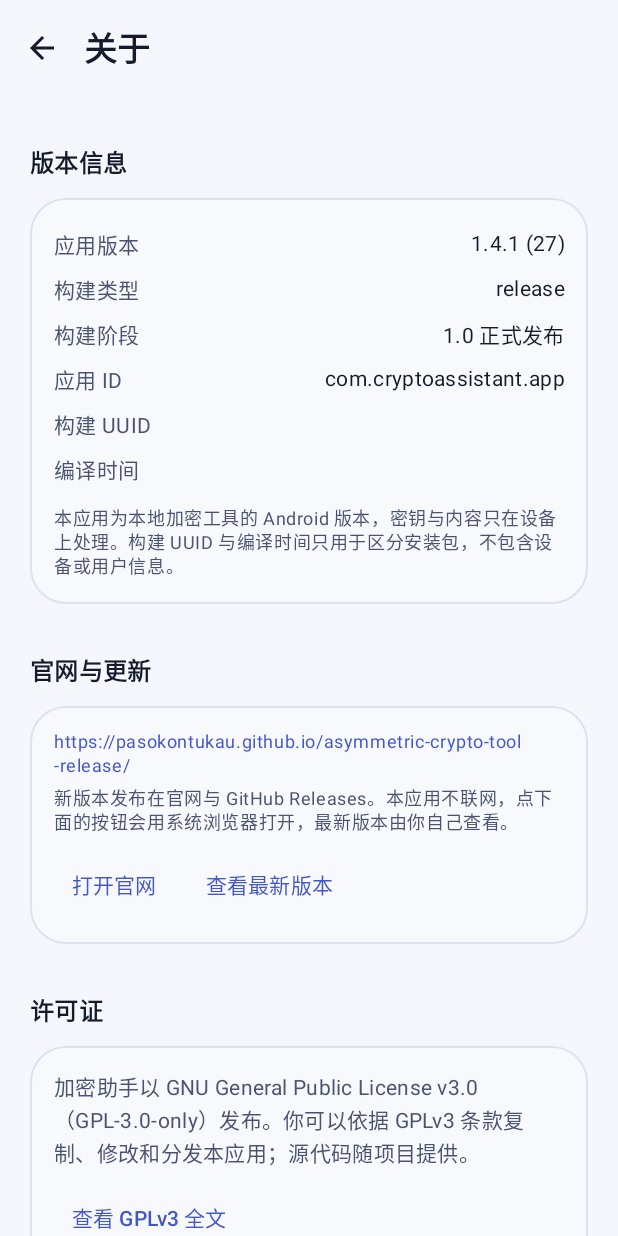
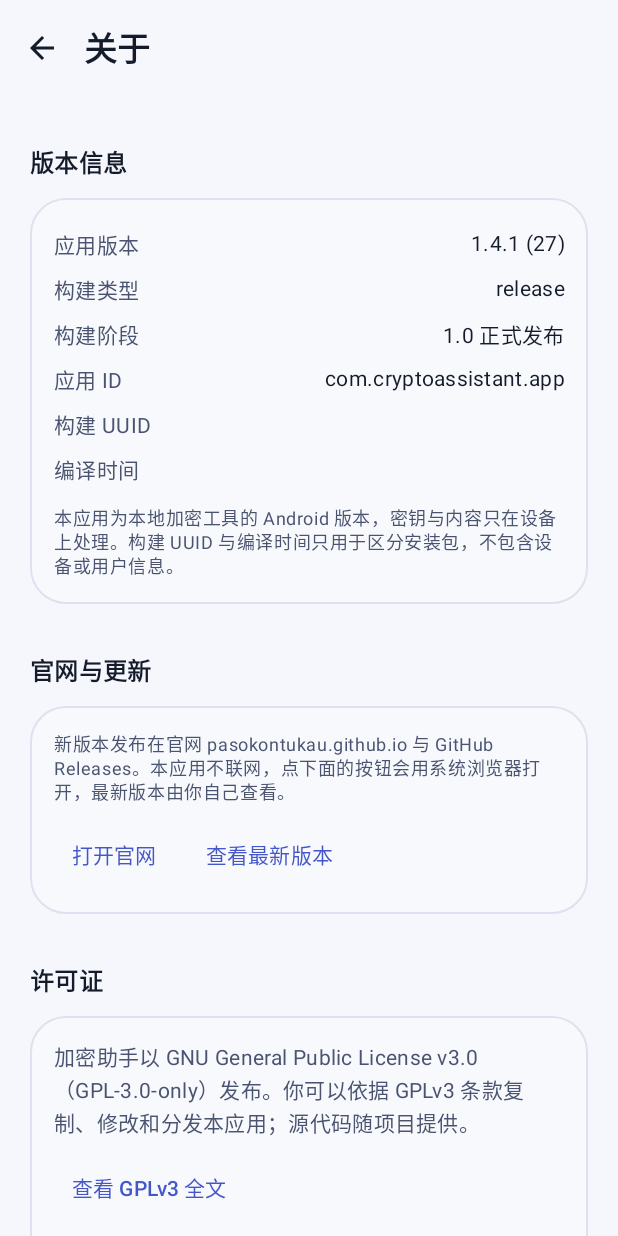
Before and after one commit to Pasokontukau/asymmetric-crypto-tool-release, an Android app built with Jetpack Compose: the AboutSettingsScreen screen opened through its navigation route, after a tap on "打开官网", on a phone screen of 412 x 824 dp. Run offline under Robolectric (Android 15) with nearby library versions, the phone set to English and light mode, and no system bars.

Commit message:
同步关于页精简与重打后的站点哈希
与开发仓同一份源码与站点：链接打开逻辑精简、哈希与字节数换成重打后的实测值。
资产上传后再推。

🤖 Generated with Codebuff
Co-Authored-By: Codebuff <noreply@codebuff.com>

```diff
--- a/android/app/src/main/java/com/cryptoassistant/app/feature/settings/AboutSettingsScreen.kt
+++ b/android/app/src/main/java/com/cryptoassistant/app/feature/settings/AboutSettingsScreen.kt
@@ -43,12 +43,8 @@ private const val LATEST_RELEASE_URL =
 
 /** 用系统浏览器打开链接；没有可用浏览器时给一句提示，不静默失败。 */
 private fun openLink(context: Context, url: String) {
-    val intent = Intent(Intent.ACTION_VIEW, Uri.parse(url))
-        .addFlags(Intent.FLAG_ACTIVITY_NEW_TASK)
-    runCatching { context.startActivity(intent) }
-        .onFailure {
-            Toast.makeText(context, R.string.about_open_link_failed, Toast.LENGTH_SHORT).show()
-        }
+    runCatching { context.startActivity(Intent(Intent.ACTION_VIEW, Uri.parse(url))) }
+        .onFailure { Toast.makeText(context, R.string.about_open_link_failed, Toast.LENGTH_SHORT).show() }
 }
 
 /**
@@ -115,12 +111,6 @@ fun AboutSettingsScreen(modifier: Modifier = Modifier) {
         SectionTitle(stringResource(R.string.about_section_links))
 
         AppCard {
-            Text(
-                text = SITE_URL,
-                style = MaterialTheme.typography.bodySmall,
-                color = MaterialTheme.colorScheme.primary,
-            )
-            Spacer(Modifier.height(Spacing.xs))
             Text(
                 text = stringResource(R.string.about_links_body),
                 style = MaterialTheme.typography.bodySmall,
--- a/android/app/src/main/res/values/strings.xml
+++ b/android/app/src/main/res/values/strings.xml
@@ -190,7 +190,7 @@
 
     <!-- 官网与更新 -->
     <string name="about_section_links">官网与更新</string>
-    <string name="about_links_body">新版本发布在官网与 GitHub Releases。本应用不联网，点下面的按钮会用系统浏览器打开，最新版本由你自己查看。</string>
+    <string name="about_links_body">新版本发布在官网 pasokontukau.github.io 与 GitHub Releases。本应用不联网，点下面的按钮会用系统浏览器打开，最新版本由你自己查看。</string>
     <string name="about_open_website">打开官网</string>
     <string name="about_check_updates">查看最新版本</string>
     <string name="about_open_link_failed">没有可以打开链接的浏览器</string>
```
Also changed, not shown: desktop/src/main/java/settings/ui/SettingsPanel.java (+7 -21 lines), 3 other files.
